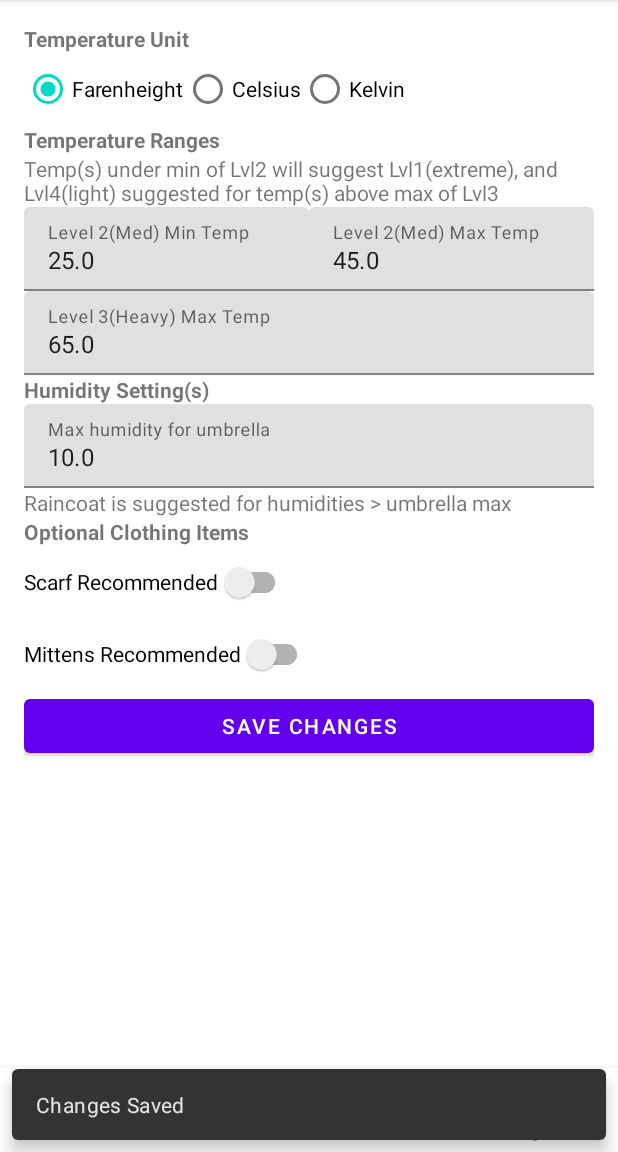
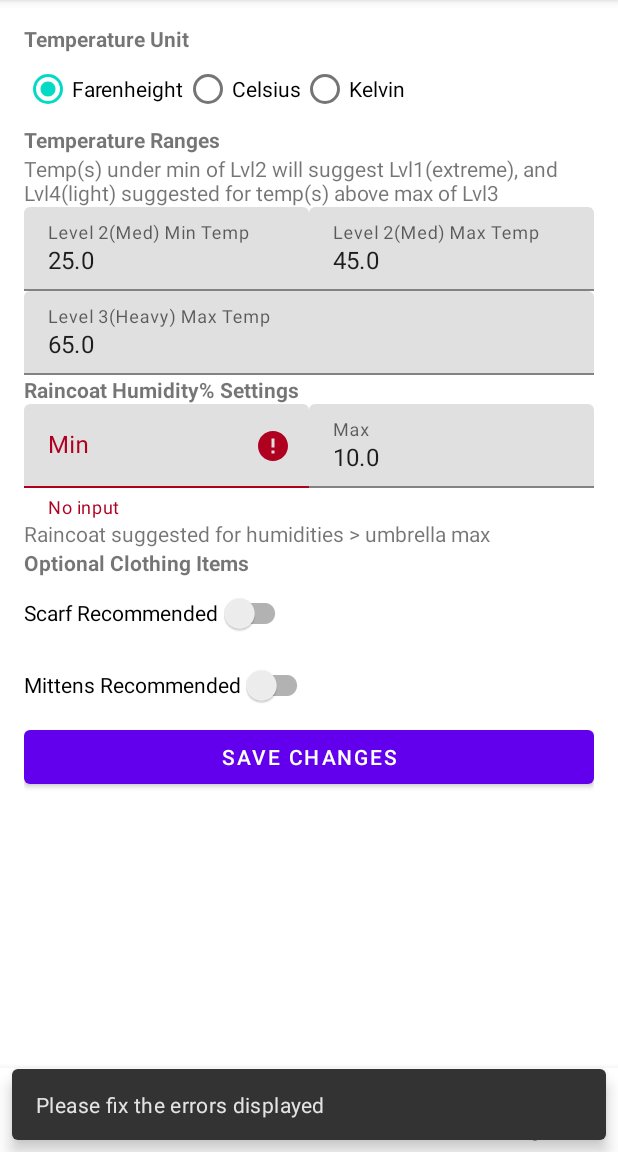
Before and after one commit to Sunsow-02/WeatherWardrobeJava, an Android app: the SettingsFragment screen opened through its navigation route, after a tap on "SAVE CHANGES", on a phone screen of 412 x 824 dp, the part 84-1236 px from its top. Run offline under Robolectric (Android 15) with nearby library versions, the phone set to English and light mode, and no system bars; our stand-ins replace navigation-ui; 2 other taps on this screen came first.

Commit message:
did 1 TODO which was to get a minimum humidity% for umbrella in. Other 2 TODO(s) were demoted due to low priority and to be revisited after the last major hurdle if time allows. The last major hurdle of the project is getting gps coordinates of current location and use it to get weather conditions of the current location the phone is.

```diff
--- a/app/src/main/java/com/example/javasp/ui/settings/SettingsFragment.java
+++ b/app/src/main/java/com/example/javasp/ui/settings/SettingsFragment.java
@@ -29,6 +29,7 @@ public class SettingsFragment extends Fragment {
     public int temperature_option = 0;
     float lvl2_min_val = 0; float lvl2_max_val = 0;
     float lvl3_max_val = 0;
+    float humidity_umbrella_min_val = 0;
     float humidity_umbrella_max_val = 0;
     public boolean scarf_enabled = false;
     public boolean mittens_enabled = false;
@@ -40,6 +41,7 @@ public class SettingsFragment extends Fragment {
         editor.putFloat(getString(R.string.temp_lvl2min_key), lvl2_min_val);
         editor.putFloat(getString(R.string.temp_lvl2max_key), lvl2_max_val);
         editor.putFloat(getString(R.string.temp_lvl3max_key), lvl3_max_val);
+        editor.putFloat(getString(R.string.humidity_umbrella_min_key), humidity_umbrella_min_val);
         editor.putFloat(getString(R.string.humidity_umbrella_max_key), humidity_umbrella_max_val);
         editor.putBoolean(getString(R.string.scarf_enabled_key), scarf_enabled);
         editor.putBoolean(getString(R.string.mittens_enabled_key), mittens_enabled);
@@ -54,6 +56,7 @@ public class SettingsFragment extends Fragment {
         lvl2_min_val = sharedPref.getFloat(getString(R.string.temp_lvl2min_key), 25);
         lvl2_max_val = sharedPref.getFloat(getString(R.string.temp_lvl2max_key), 45);
         lvl3_max_val = sharedPref.getFloat(getString(R.string.temp_lvl3max_key), 65);
+        humidity_umbrella_min_val = sharedPref.getFloat(getString(R.string.humidity_umbrella_max_key), 5);
         humidity_umbrella_max_val = sharedPref.getFloat(getString(R.string.humidity_umbrella_max_key), 10);
         scarf_enabled = sharedPref.getBoolean(getString(R.string.scarf_enabled_key), true);
         mittens_enabled = sharedPref.getBoolean(getString(R.string.mittens_enabled_key), true);
@@ -132,8 +135,19 @@ public class SettingsFragment extends Fragment {
                     lvl3_max_layout.setError("No input"); lvl3_max_layout.setErrorEnabled(true);
                     error = 1;
                 }
+                TextInputEditText humidity_umbrella_min_input = getActivity().findViewById(R.id.humidity_umbrella_min_input);
+                TextInputLayout humidity_umbrella_min_layout = getActivity().findViewById(R.id.humidity_umbrella_min_layout);
+                if(!humidity_umbrella_min_input.getText().toString().equals("")) {
+                    humidity_umbrella_min_val = parseFloat(String.valueOf(humidity_umbrella_min_input.getText()));
+                    humidity_umbrella_min_layout.setErrorEnabled(false);
+                }
+                else {
+                    humidity_umbrella_min_layout.setError("No input");
+                    humidity_umbrella_min_layout.setErrorEnabled(true);
+                    error = 1;
+                }
                 TextInputEditText humidity_umbrella_max_input = getActivity().findViewById(R.id.humidity_umbrella_max_input);
-                TextInputLayout humidity_umbrella_max_layout = getActivity().findViewById(R.id.humidity_umbrella_layout);
+                TextInputLayout humidity_umbrella_max_layout = getActivity().findViewById(R.id.humidity_umbrella_max_layout);
                 if(!humidity_umbrella_max_input.getText().toString().equals("")) {
                     humidity_umbrella_max_val = parseFloat(String.valueOf(humidity_umbrella_max_input.getText()));
                     humidity_umbrella_max_layout.setErrorEnabled(false);
@@ -192,6 +206,14 @@ public class SettingsFragment extends Fragment {
                         lvl2_max_layout.setErrorEnabled(false);
                     }
 
+                    if(humidity_umbrella_min_val >= humidity_umbrella_max_val) {
+                        humidity_umbrella_min_layout.setError("Min can't be >= Max");
+                        humidity_umbrella_min_layout.setErrorEnabled(true);
+                        error = 1;
+                    } else {
+                        humidity_umbrella_min_layout.setErrorEnabled(false);
+                    }
+
                 }
                 //popup to notify user (consider switching to case statement for better snackbar msgs??? - look at this at very end of polishing after api hell has been conquered)
                 if(error == 0) {
--- a/app/src/main/res/layout/fragment_settings.xml
+++ b/app/src/main/res/layout/fragment_settings.xml
@@ -104,11 +104,30 @@
                 android:textStyle="bold"
                 android:text="@string/humidity_header"/>
 
+            <LinearLayout
+                android:layout_width="fill_parent"
+                android:layout_height="wrap_content"
+                android:orientation="horizontal">
                 <com.google.android.material.textfield.TextInputLayout
                     android:layout_width="fill_parent"
                     android:layout_height="wrap_content"
-                android:id="@+id/humidity_umbrella_layout"
+                    android:id="@+id/humidity_umbrella_min_layout"
                     app:endIconMode="clear_text"
+                    android:layout_weight="1"
+                    android:hint="@string/humidity_umbrella_min">
+                    <com.google.android.material.textfield.TextInputEditText
+                        android:layout_height="wrap_content"
+                        android:layout_width="match_parent"
+                        android:id="@+id/humidity_umbrella_min_input"
+                        android:inputType="text" />
+                </com.google.android.material.textfield.TextInputLayout>
+
+                <com.google.android.material.textfield.TextInputLayout
+                    android:layout_width="fill_parent"
+                    android:layout_height="wrap_content"
+                    android:id="@+id/humidity_umbrella_max_layout"
+                    app:endIconMode="clear_text"
+                    android:layout_weight="1"
                     android:hint="@string/humidity_umbrella_max">
                     <com.google.android.material.textfield.TextInputEditText
                         android:layout_height="wrap_content"
@@ -116,6 +135,7 @@
                         android:id="@+id/humidity_umbrella_max_input"
                         android:inputType="text" />
                 </com.google.android.material.textfield.TextInputLayout>
+            </LinearLayout>
 
             <TextView
                 android:layout_width="wrap_content"
--- a/app/src/main/res/values/strings.xml
+++ b/app/src/main/res/values/strings.xml
@@ -9,7 +9,7 @@
     <string name="switch2">Mittens Recommended</string>
     <string name="temperature_header">Temperature Ranges</string>
     <string name="temperature_note">Temp(s) under min of Lvl2 will suggest Lvl1(extreme), and Lvl4(light) suggested for temp(s) above max of Lvl3</string>
-    <string name="humidity_header">Humidity Setting(s)</string>
+    <string name="humidity_header">Raincoat Humidity% Settings</string>
     <string name="temp_unit_header">Temperature Unit</string>
     <string name="farenheight">Farenheight</string>
     <string name="celsius">Celsius</string>
@@ -17,18 +17,19 @@
     <string name="temp_lvl_2_min">Level 2(Med) Min Temp</string>
     <string name="temp_lvl_2_max">Level 2(Med) Max Temp</string>
     <string name="temp_lvl_3_max">Level 3(Heavy) Max Temp</string>
-    <string name="humidity_umbrella_max">Max humidity for umbrella</string>
-    <string name="windspeed_raincoat_min">Min windspeed for raincoat</string>
+    <string name="humidity_umbrella_max">Max</string>
+    <string name="humidity_umbrella_min">Min</string>
     <string name="save_changes_button">Save Changes</string>
     <string name="cancel_changes_button">Cancel</string>
     <string name="coordinates_long_hint">Longitude</string>
     <string name="coordinates_lati_hint">Latitude</string>
     <string name="submit_coordinates_button">Submit Coordinates</string>
-    <string name="humidity_note">Raincoat is suggested for humidities > umbrella max</string>
+    <string name="humidity_note">Raincoat suggested for humidities > umbrella max</string>
     <string name="temp_option_key">KZgozUK</string>
     <string name="temp_lvl2min_key">52fz9PT</string>
     <string name="temp_lvl2max_key">awnQQlp</string>
     <string name="temp_lvl3max_key">tLYos1B</string>
+    <string name="humidity_umbrella_min_key">8NO$)Vv</string>
     <string name="humidity_umbrella_max_key">SU4NeKk</string>
     <string name="scarf_enabled_key">arbjo53</string>
     <string name="mittens_enabled_key">ryL9a7q</string>
```
Also changed, not shown: app/src/main/java/com/example/javasp/ui/coordinates/CoordinatesFragment.java (+6 -3 lines). Lines whose indentation alone changed are shown as unchanged.
